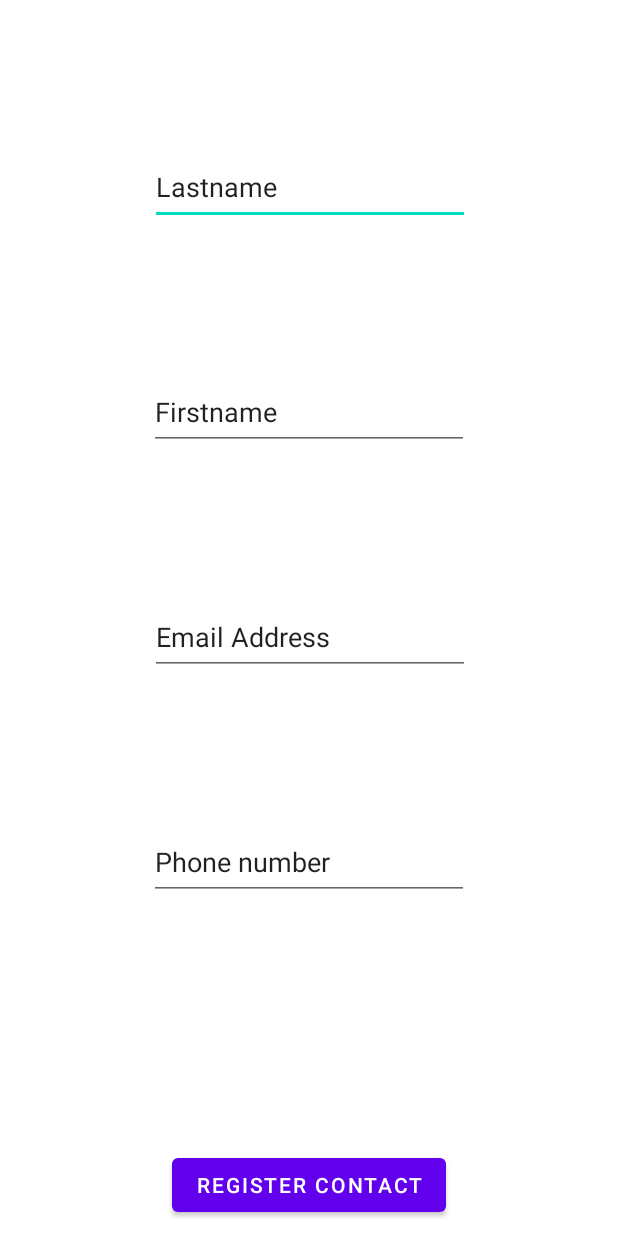
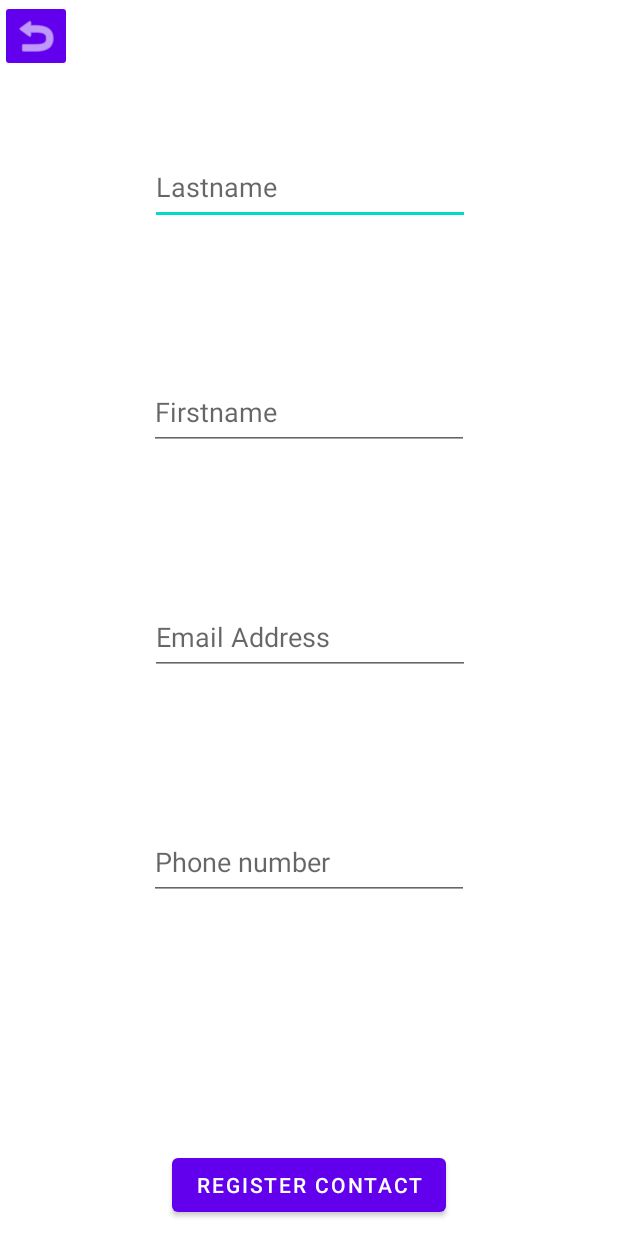
Before and after one commit to faynirnau/ContactManager, an Android app: the AddContactActivity screen opened directly, with no data from a screen before it, on a phone screen of 412 x 824 dp. Run offline under Robolectric (Android 15) with nearby library versions, the phone set to English and light mode, and no system bars; network calls fail.

Commit message:
passage d'une activité à l'autre et ajout d'un objet Contact dans cette même liste.

```diff
--- a/app/src/main/java/com/example/contactmanager/controler/AddContactActivity.java
+++ b/app/src/main/java/com/example/contactmanager/controler/AddContactActivity.java
@@ -1,18 +1,76 @@
 package com.example.contactmanager.controler;
 
 import androidx.appcompat.app.AppCompatActivity;
+
+import android.content.Intent;
+import android.os.AsyncTask;
 import android.os.Bundle;
+import android.util.Log;
+import android.view.View;
 import android.view.Window;
+import android.widget.Button;
+import android.widget.EditText;
+import android.widget.ImageButton;
 
 import com.example.contactmanager.R;
+import com.example.contactmanager.modele.AdapterRecycleV;
+import com.example.contactmanager.modele.Contact;
+
+import java.util.ArrayList;
 
 public class AddContactActivity extends AppCompatActivity {
-
+    ImageButton backButton;
+    EditText lastname;
+    EditText firstname;
+    EditText emailAddress;
+    EditText phoneNumber;
+    Button addContact;
+    ArrayList<Contact> contactList = MainActivity.contacts;
     @Override
     protected void onCreate(Bundle savedInstanceState) {
         super.onCreate(savedInstanceState);
         this.supportRequestWindowFeature(Window.FEATURE_NO_TITLE);
         setContentView(R.layout.activity_add_contact);
+        backButton = findViewById(R.id.imageButtonBackButton);
+        lastname = findViewById(R.id.editTextTextPersonLastname);
+        firstname = findViewById(R.id.editTextTextPersonFirstname);
+        emailAddress = findViewById(R.id.editTextTextEmailAddress);
+        phoneNumber = findViewById(R.id.editTextPhone);
+        addContact = findViewById(R.id.buttonAddContact);
+        addContact.setOnClickListener(new View.OnClickListener() {
+            @Override
+            public void onClick(View v) {
+                contactList.add(new Contact(
+                        contactList.size() + 1,
+                        firstname.getText().toString(),
+                        lastname.getText().toString(),
+                        emailAddress.getText().toString(),
+                        phoneNumber.getText().toString()
+                ));
+                for (Contact contact :
+                        contactList) {
+                    Log.d("Contact", contact.getId().toString());
+                    Log.d("Contact", contact.getFirstname());
+                    Log.d("Contact", contact.getLastname());
+                    Log.d("Contact", contact.getEmail());
+                    Log.d("Contact", contact.getPhoneNumber());
+                }
+                Intent intent = new Intent(AddContactActivity.this, MainActivity.class);
+                startActivity(intent);
+                finish();
+            }
+        });
+
+
+        backButton.setOnClickListener(new View.OnClickListener() {
+            @Override
+            public void onClick(View view) {
+                Intent intent = new Intent(AddContactActivity.this, MainActivity.class);
+                startActivity(intent);
+                finish();
+            }
+        });
+
     }
 
 }
--- a/app/src/main/res/layout/activity_add_contact.xml
+++ b/app/src/main/res/layout/activity_add_contact.xml
@@ -12,13 +12,14 @@
         android:layout_height="50dp"
         android:layout_marginTop="100dp"
         android:ems="10"
+        android:hint="@string/edit_text_lastname"
         android:inputType="textPersonName"
-        android:text="@string/edit_text_lastname"
         app:layout_constraintEnd_toEndOf="parent"
         app:layout_constraintHorizontal_bias="0.502"
         app:layout_constraintStart_toStartOf="parent"
         app:layout_constraintTop_toTopOf="parent"
-        tools:ignore="Autofill,LabelFor" />
+        tools:ignore="Autofill,LabelFor"
+        tools:text="@string/edit_text_lastname" />
 
     <EditText
         android:id="@+id/editTextTextPersonFirstname"
@@ -26,12 +27,13 @@
         android:layout_height="50dp"
         android:layout_marginTop="100dp"
         android:ems="10"
+        android:hint="@string/edit_text_firstname"
         android:inputType="textPersonName"
-        android:text="@string/edit_text_firstname"
         app:layout_constraintEnd_toEndOf="parent"
         app:layout_constraintStart_toStartOf="parent"
         app:layout_constraintTop_toBottomOf="@+id/editTextTextPersonLastname"
-        tools:ignore="Autofill,LabelFor" />
+        tools:ignore="Autofill,LabelFor"
+        tools:text="@string/edit_text_firstname" />
 
     <EditText
         android:id="@+id/editTextTextEmailAddress"
@@ -39,13 +41,14 @@
         android:layout_height="50dp"
         android:layout_marginTop="100dp"
         android:ems="10"
+        android:hint="@string/edit_text_emailAddress"
         android:inputType="textEmailAddress"
-        android:text="@string/edit_text_emailAddress"
         app:layout_constraintEnd_toEndOf="parent"
         app:layout_constraintHorizontal_bias="0.502"
         app:layout_constraintStart_toStartOf="parent"
         app:layout_constraintTop_toBottomOf="@+id/editTextTextPersonFirstname"
-        tools:ignore="Autofill,LabelFor" />
+        tools:ignore="Autofill,LabelFor"
+        tools:text="@string/edit_text_emailAddress" />
 
     <EditText
         android:id="@+id/editTextPhone"
@@ -53,15 +56,16 @@
         android:layout_height="50dp"
         android:layout_marginTop="100dp"
         android:ems="10"
+        android:hint="@string/edit_text_phone_number"
         android:inputType="phone"
-        android:text="@string/edit_text_phone_number"
         app:layout_constraintEnd_toEndOf="parent"
         app:layout_constraintStart_toStartOf="parent"
         app:layout_constraintTop_toBottomOf="@+id/editTextTextEmailAddress"
-        tools:ignore="Autofill,LabelFor" />
+        tools:ignore="Autofill,LabelFor"
+        tools:text="@string/edit_text_phone_number" />
 
     <Button
-        android:id="@+id/button"
+        android:id="@+id/buttonAddContact"
         android:layout_width="wrap_content"
         android:layout_height="wrap_content"
         android:layout_marginBottom="10dp"
@@ -69,4 +73,15 @@
         app:layout_constraintBottom_toBottomOf="parent"
         app:layout_constraintEnd_toEndOf="parent"
         app:layout_constraintStart_toStartOf="parent" />
+
+    <ImageButton
+        android:id="@+id/imageButtonBackButton"
+        android:layout_width="48dp"
+        android:layout_height="48dp"
+        android:backgroundTint="@color/design_default_color_primary"
+        android:contentDescription="@string/back_button"
+        app:layout_constraintStart_toStartOf="parent"
+        app:layout_constraintTop_toTopOf="parent"
+        app:srcCompat="@android:drawable/ic_menu_revert"
+        app:tint="@color/white" />
 </androidx.constraintlayout.widget.ConstraintLayout>
--- a/app/src/main/res/values/strings.xml
+++ b/app/src/main/res/values/strings.xml
@@ -6,4 +6,5 @@
     <string name="edit_text_phone_number">Phone number</string>
     <string name="button_register">Register contact</string>
     <string name="add_Button">add button</string>
+    <string name="back_button">back_button</string>
 </resources>
```
Also changed, not shown: app/src/main/java/com/example/contactmanager/controler/MainActivity.java (+25 -11 lines), app/src/main/java/com/example/contactmanager/modele/AdapterRecycleV.java (+6 -13 lines), app/src/main/res/layout/activity_main.xml (+5 -2 lines).
